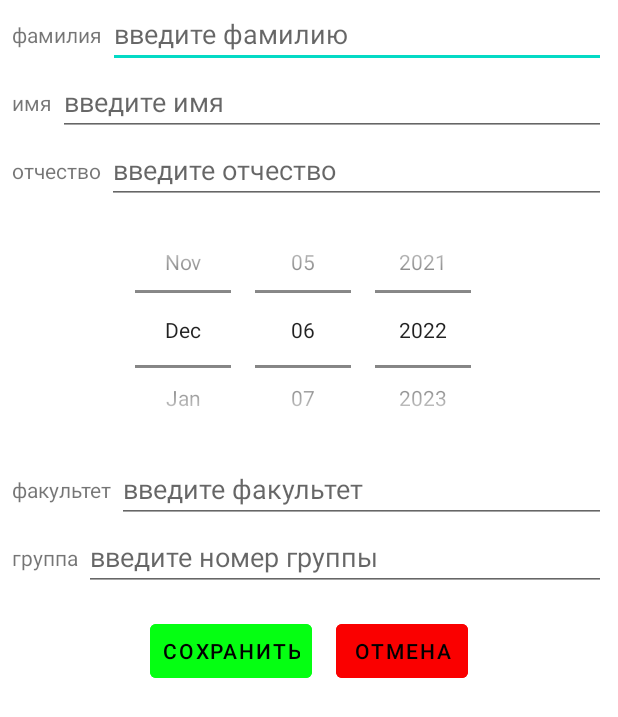
After one commit to PrazaVasNeema/appZoo, an Android app: the layout cage_info.xml on its own in the app's theme, with its tools: preview values and no code run, on a phone screen of 412 x 824 dp. The commit adds this screen. Shown: the top 717 px of the screen. Run offline under Robolectric (Android 15) with nearby library versions, the phone set to English and light mode, and no system bars.

Commit message:
Перед заполнением рфв

```diff
--- /dev/null
+++ b/app/src/main/java/com/example/appstudents/CagesInfoFragment.kt
@@ -0,0 +1,4 @@
+package com.example.appstudents
+
+class CagesInfoFragment {
+}
--- /dev/null
+++ b/app/src/main/java/com/example/appstudents/CagesInfoViewModel.kt
@@ -0,0 +1,4 @@
+package com.example.appstudents
+
+class CagesInfoViewModel {
+}
--- /dev/null
+++ b/app/src/main/java/com/example/appstudents/CagesListViewModel.kt
@@ -0,0 +1,4 @@
+package com.example.appstudents
+
+class CagesListViewModel {
+}
--- a/app/src/main/java/com/example/appstudents/StudentInfoFragment.kt
+++ b/app/src/main/java/com/example/appstudents/StudentInfoFragment.kt
@@ -14,7 +14,7 @@ import androidx.activity.OnBackPressedCallback
 import com.example.appstudents.data.Student
 import com.example.appstudents.R
 import java.util.*
-
+// Панель работы с данными элемента
 class StudentInfoFragment : Fragment() {
     private lateinit var studentInfoViewModel: StudentInfoViewModel
     private lateinit var etLastName : EditText
--- a/app/src/main/java/com/example/appstudents/StudentInfoViewModel.kt
+++ b/app/src/main/java/com/example/appstudents/StudentInfoViewModel.kt
@@ -8,7 +8,7 @@ import com.example.appstudents.MyConstants.TAG
 import com.example.appstudents.data.Student
 import com.example.appstudents.repository.StudentsRepository
 import java.util.*
-
+// Транзит для сохранения данных
 class StudentInfoViewModel : ViewModel() {
     var student : MutableLiveData<Student> = MutableLiveData()
     init {
--- a/app/src/main/java/com/example/appstudents/StudentListFragment.kt
+++ b/app/src/main/java/com/example/appstudents/StudentListFragment.kt
@@ -16,6 +16,7 @@ import com.example.appstudents.data.Student
 import com.example.appstudents.data.StudentsList
 import com.example.appstudents.R
 
+// Формирование списка элементов и взаимодействие с ним
 
 class StudentListFragment : Fragment() {
     private lateinit var studentListViewModel: StudentListViewModel
--- a/app/src/main/java/com/example/appstudents/StudentListViewModel.kt
+++ b/app/src/main/java/com/example/appstudents/StudentListViewModel.kt
@@ -8,7 +8,7 @@ import com.example.appstudents.MyConstants.TAG
 import com.example.appstudents.data.Student
 import com.example.appstudents.data.StudentsList
 import com.example.appstudents.repository.StudentsRepository
-
+// Транзит для получения элементов
 class StudentListViewModel : ViewModel() {
     var studentsList : MutableLiveData<StudentsList> = MutableLiveData()
     private var studentCurrent : Student = Student()
--- /dev/null
+++ b/app/src/main/res/layout/cage_info.xml
@@ -0,0 +1,229 @@
+<?xml version="1.0" encoding="utf-8"?>
+<androidx.constraintlayout.widget.ConstraintLayout xmlns:android="http://schemas.android.com/apk/res/android"
+    xmlns:app="http://schemas.android.com/apk/res-auto"
+    xmlns:tools="http://schemas.android.com/tools"
+    android:layout_width="match_parent"
+    android:layout_height="match_parent">
+
+    <androidx.constraintlayout.widget.ConstraintLayout
+        android:id="@+id/clLast"
+        android:layout_width="0dp"
+        android:layout_height="wrap_content"
+        android:layout_marginStart="8dp"
+        android:layout_marginEnd="8dp"
+        app:layout_constraintEnd_toEndOf="parent"
+        app:layout_constraintStart_toStartOf="parent"
+        app:layout_constraintTop_toTopOf="parent">
+
+        <TextView
+            android:id="@+id/textView1"
+            android:layout_width="wrap_content"
+            android:layout_height="wrap_content"
+            android:text="@string/lLastName"
+            app:layout_constraintBottom_toBottomOf="parent"
+            app:layout_constraintStart_toStartOf="parent"
+            app:layout_constraintTop_toTopOf="parent" />
+
+        <EditText
+            android:id="@+id/lastName"
+            android:layout_width="0dp"
+            android:layout_height="wrap_content"
+            android:layout_marginStart="4dp"
+            android:ems="10"
+            android:hint="@string/hintLastName"
+            android:importantForAutofill="no"
+            android:inputType="textPersonName"
+            app:layout_constraintEnd_toEndOf="parent"
+            app:layout_constraintHorizontal_bias="0.0"
+            app:layout_constraintStart_toEndOf="@id/textView1"
+            app:layout_constraintTop_toTopOf="parent"
+            tools:ignore="TextContrastCheck" />
+    </androidx.constraintlayout.widget.ConstraintLayout>
+
+
+    <androidx.constraintlayout.widget.ConstraintLayout
+        android:id="@+id/clFirst"
+        android:layout_width="match_parent"
+        android:layout_height="wrap_content"
+        android:layout_marginStart="8dp"
+        android:layout_marginEnd="8dp"
+        app:layout_constraintEnd_toEndOf="parent"
+        app:layout_constraintHorizontal_bias="0.0"
+        app:layout_constraintStart_toStartOf="parent"
+        app:layout_constraintTop_toBottomOf="@id/clLast">
+
+        <TextView
+            android:id="@+id/textView2"
+            android:layout_width="wrap_content"
+            android:layout_height="wrap_content"
+            android:text="@string/lFirstNAme"
+            app:layout_constraintBottom_toBottomOf="parent"
+            app:layout_constraintStart_toStartOf="parent"
+            app:layout_constraintTop_toTopOf="parent" />
+
+        <EditText
+            android:id="@+id/firstName"
+            android:layout_width="0dp"
+            android:layout_height="wrap_content"
+            android:layout_marginStart="4dp"
+            android:ems="10"
+            android:hint="@string/hintFirstName"
+            android:importantForAutofill="no"
+            android:inputType="textPersonName"
+            app:layout_constraintEnd_toEndOf="parent"
+            app:layout_constraintStart_toEndOf="@id/textView2"
+            app:layout_constraintTop_toTopOf="parent"
+            tools:ignore="TouchTargetSizeCheck,TextContrastCheck" />
+    </androidx.constraintlayout.widget.ConstraintLayout>
+
+    <androidx.constraintlayout.widget.ConstraintLayout
+        android:id="@+id/clMiddle"
+        android:layout_width="match_parent"
+        android:layout_height="wrap_content"
+        android:layout_marginStart="8dp"
+        android:layout_marginEnd="8dp"
+        app:layout_constraintEnd_toEndOf="parent"
+        app:layout_constraintStart_toStartOf="parent"
+        app:layout_constraintTop_toBottomOf="@id/clFirst">
+
+        <TextView
+            android:id="@+id/textView3"
+            android:layout_width="wrap_content"
+            android:layout_height="wrap_content"
+            android:text="@string/lMiddleName"
+            app:layout_constraintBottom_toBottomOf="parent"
+            app:layout_constraintStart_toStartOf="parent"
+            app:layout_constraintTop_toTopOf="parent" />
+
+        <EditText
+            android:id="@+id/middleName"
+            android:layout_width="0dp"
+            android:layout_height="wrap_content"
+            android:layout_marginStart="4dp"
+            android:ems="10"
+            android:hint="@string/hintMiddleName"
+            android:importantForAutofill="no"
+            android:inputType="textPersonName"
+            app:layout_constraintEnd_toEndOf="parent"
+            app:layout_constraintStart_toEndOf="@id/textView3"
+            app:layout_constraintTop_toTopOf="parent"
+            tools:ignore="TouchTargetSizeCheck,TextContrastCheck" />
+    </androidx.constraintlayout.widget.ConstraintLayout>
+
+    <DatePicker
+        android:id="@+id/datePicker"
+        android:layout_width="0dp"
+        android:layout_height="167dp"
+        android:layout_marginStart="8dp"
+        android:layout_marginEnd="8dp"
+        android:calendarViewShown="false"
+        android:datePickerMode="spinner"
+        app:layout_constraintEnd_toEndOf="parent"
+        app:layout_constraintHorizontal_bias="0.0"
+        app:layout_constraintStart_toStartOf="parent"
+        app:layout_constraintTop_toBottomOf="@id/clMiddle" />
+
+    <androidx.constraintlayout.widget.ConstraintLayout
+        android:id="@+id/clFaculty"
+        android:layout_width="match_parent"
+        android:layout_height="wrap_content"
+        android:layout_marginStart="8dp"
+        android:layout_marginEnd="8dp"
+        app:layout_constraintEnd_toEndOf="parent"
+        app:layout_constraintStart_toStartOf="parent"
+        app:layout_constraintTop_toBottomOf="@id/datePicker">
+
+        <TextView
+            android:id="@+id/textView4"
+            android:layout_width="wrap_content"
+            android:layout_height="wrap_content"
+            android:text="@string/lFaculty"
+            app:layout_constraintBottom_toBottomOf="parent"
+            app:layout_constraintStart_toStartOf="parent"
+            app:layout_constraintTop_toTopOf="parent" />
+
+        <EditText
+            android:id="@+id/faculty"
+            android:layout_width="0dp"
+            android:layout_height="wrap_content"
+            android:layout_marginStart="4dp"
+            android:ems="10"
+            android:hint="@string/hintFaculty"
+            android:importantForAutofill="no"
+            android:inputType="textPersonName"
+            app:layout_constraintEnd_toEndOf="parent"
+            app:layout_constraintStart_toEndOf="@id/textView4"
+            app:layout_constraintTop_toTopOf="parent"
+            tools:ignore="TouchTargetSizeCheck,TextContrastCheck" />
+    </androidx.constraintlayout.widget.ConstraintLayout>
+
+    <androidx.constraintlayout.widget.ConstraintLayout
+        android:id="@+id/clGroup"
+        android:layout_width="match_parent"
+        android:layout_height="wrap_content"
+        android:layout_marginStart="8dp"
+        android:layout_marginEnd="8dp"
+        app:layout_constraintEnd_toEndOf="parent"
+        app:layout_constraintStart_toStartOf="parent"
+        app:layout_constraintTop_toBottomOf="@id/clFaculty">
+
+        <TextView
+            android:id="@+id/textView5"
+            android:layout_width="wrap_content"
+            android:layout_height="wrap_content"
+            android:text="@string/lGroup"
+            app:layout_constraintBottom_toBottomOf="parent"
+            app:layout_constraintStart_toStartOf="parent"
+            app:layout_constraintTop_toTopOf="parent" />
+
+        <EditText
+            android:id="@+id/group"
+            android:layout_width="0dp"
+            android:layout_height="wrap_content"
+            android:layout_marginStart="4dp"
+            android:ems="10"
+            android:hint="@string/hintGroup"
+            android:importantForAutofill="no"
+            android:inputType="textPersonName"
+            app:layout_constraintEnd_toEndOf="parent"
+            app:layout_constraintStart_toEndOf="@id/textView5"
+            app:layout_constraintTop_toTopOf="parent"
+            tools:ignore="TouchTargetSizeCheck,TextContrastCheck" />
+    </androidx.constraintlayout.widget.ConstraintLayout>
+
+    <LinearLayout
+        android:layout_width="0dp"
+        android:layout_height="wrap_content"
+        android:layout_marginStart="8dp"
+        android:layout_marginTop="16dp"
+        android:layout_marginEnd="8dp"
+        android:gravity="center"
+        android:orientation="horizontal"
+        app:layout_constraintEnd_toEndOf="parent"
+        app:layout_constraintStart_toStartOf="parent"
+        app:layout_constraintTop_toBottomOf="@id/clGroup">
+
+        <Button
+            android:id="@+id/btOk"
+            android:layout_width="wrap_content"
+            android:layout_height="wrap_content"
+            android:layout_marginStart="8dp"
+            android:layout_marginEnd="8dp"
+            android:backgroundTint="#05FF12"
+            android:text="@string/lSave"
+            android:textColor="@color/black"
+            style="?android:attr/buttonBarButtonStyle" />
+
+        <Button
+            android:id="@+id/btnCancel"
+            style="?android:attr/buttonBarButtonStyle"
+            android:layout_width="wrap_content"
+            android:layout_height="wrap_content"
+            android:layout_marginStart="8dp"
+            android:layout_marginEnd="8dp"
+            android:backgroundTint="#FA0000"
+            android:text="@string/lCancel"
+            android:textColor="#000000" />
+    </LinearLayout>
+
+</androidx.constraintlayout.widget.ConstraintLayout>
```
Also changed, not shown: app/src/main/java/com/example/appstudents/data/Cage.kt (added, +37 -0 lines), app/src/main/java/com/example/appstudents/data/CagesList.kt (added, +9 -0 lines), app/src/main/res/layout/cage_list_ement.xml (added, +68 -0 lines), app/src/main/res/layout/list_of_cages.xml (added, +12 -0 lines), app/src/main/java/com/example/appstudents/CagesListFragment.kt (added).
